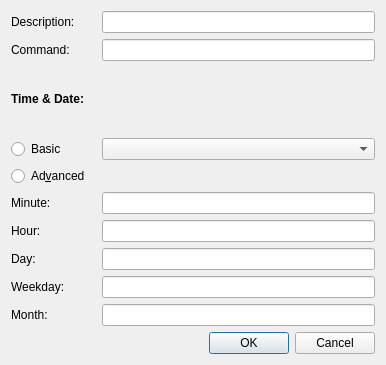
The window that src/taskdialog.ui (loimu/zeit) describes before a commit, drawn with Qt 5.
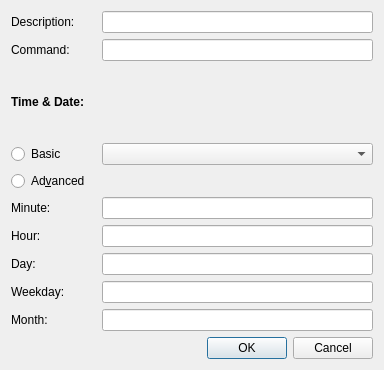
The same window after the commit.

Commit message: zeit: Task management code refactored

What changed in the file:
```diff
--- a/src/taskdialog.ui
+++ b/src/taskdialog.ui
@@ -1,13 +1,13 @@
 <?xml version="1.0" encoding="UTF-8"?>
 <ui version="4.0">
  <class>TaskDialog</class>
- <widget class="QDialog" name="TaskDialog">
+ <widget class="QWidget" name="TaskDialog">
   <property name="geometry">
    <rect>
     <x>0</x>
     <y>0</y>
-    <width>386</width>
-    <height>365</height>
+    <width>384</width>
+    <height>370</height>
    </rect>
   </property>
   <property name="windowTitle">
```
Left out of the diff: 35 changed lines with no effect on the pictures. The commit also changes 7 other files.
